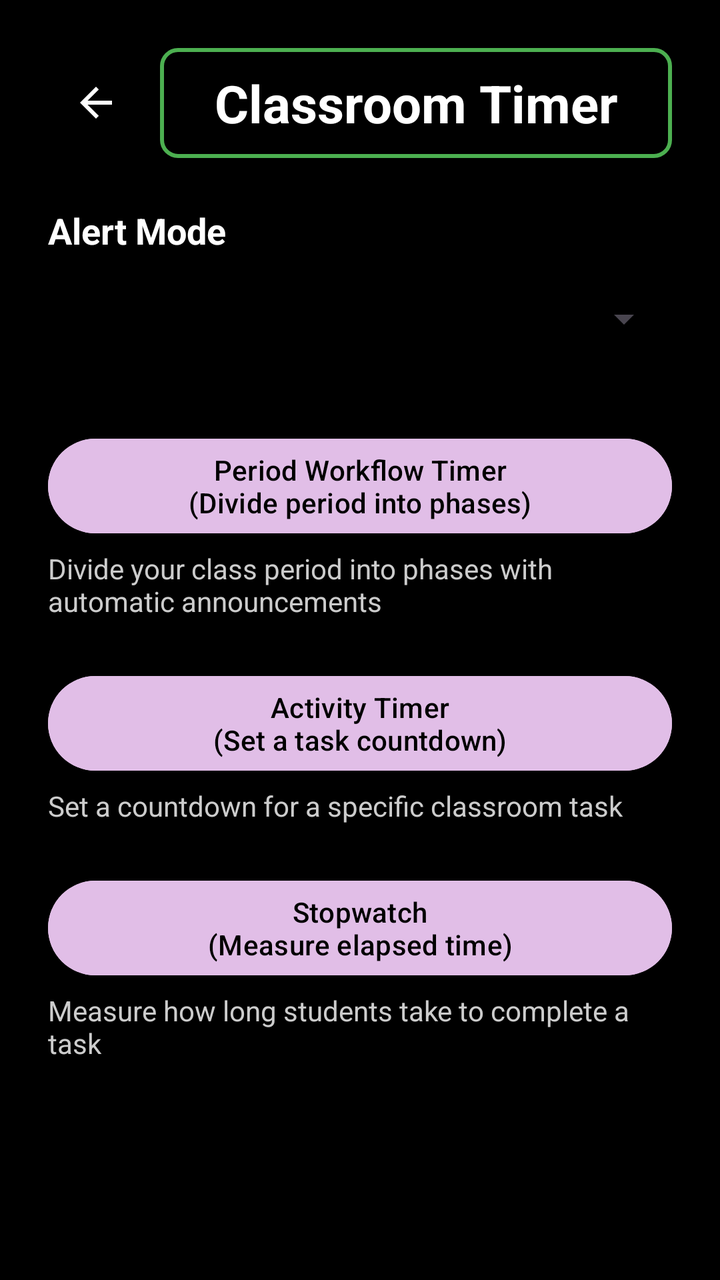
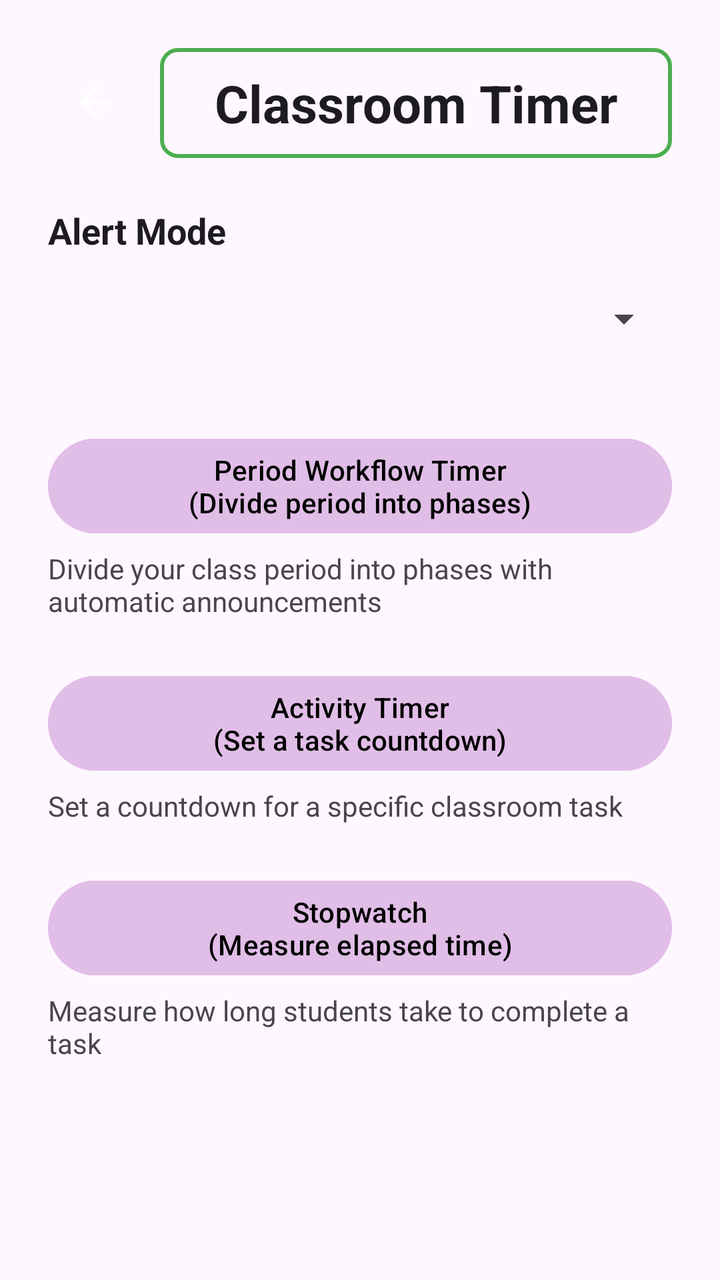

Before-and-after screenshots of an Android layout around one commit, followed by the original layout XML and the change that was made.
<!-- AndroidManifest.xml: application theme Theme.VITeacherToolkit -->
<!-- res/layout/activity_classroom_timer.xml -->
<?xml version="1.0" encoding="utf-8"?>
<LinearLayout xmlns:android="http://schemas.android.com/apk/res/android"
    android:layout_width="match_parent"
    android:layout_height="match_parent"
    android:orientation="vertical"
    android:background="#000000"
    android:padding="24dp">

    
    <LinearLayout
        android:layout_width="match_parent"
        android:layout_height="wrap_content"
        android:orientation="horizontal"
        android:gravity="center_vertical"
        android:layout_marginBottom="24dp">

        <ImageButton
            android:id="@+id/btnBack"
            android:layout_width="48dp"
            android:layout_height="48dp"
            android:src="?android:attr/actionModeCloseDrawable"
            android:background="?android:attr/selectableItemBackground"
            android:tint="#FFFFFF"
            android:importantForAccessibility="yes" />

        <TextView
            android:id="@+id/tvTitle"
            android:layout_width="0dp"
            android:layout_height="wrap_content"
            android:layout_weight="1"
            android:text="Classroom Timer"
            android:textColor="#FFFFFF"
            android:textSize="26sp"
            android:textStyle="bold"
            android:gravity="center"
            android:background="@drawable/border_green"
            android:layout_marginStart="8dp"
            android:accessibilityHeading="true"
            android:importantForAccessibility="yes" />

    </LinearLayout>

    
    <TextView
        android:id="@+id/tvAlertModeHeader"
        android:layout_width="match_parent"
        android:layout_height="wrap_content"
        android:text="Alert Mode"
        android:textColor="#FFFFFF"
        android:textSize="18sp"
        android:textStyle="bold"
        android:layout_marginBottom="8dp"
        android:importantForAccessibility="no" />

    
    <Spinner
        android:id="@+id/spinnerAlertMode"
        android:layout_width="match_parent"
        android:layout_height="48dp"
        android:layout_marginBottom="32dp"
        android:importantForAccessibility="yes" />

    
    <LinearLayout
        android:layout_width="match_parent"
        android:layout_height="0dp"
        android:layout_weight="1"
        android:orientation="vertical">

        
        <Button
            android:id="@+id/btnPeriodWorkflow"
            android:layout_width="match_parent"
            android:layout_height="wrap_content"
            android:minHeight="48dp"
            android:text="Period Workflow Timer\n(Divide period into phases)"
            android:textColor="#000000"
            android:backgroundTint="@color/lavender"
            android:layout_marginBottom="4dp" />

        <TextView
            android:layout_width="match_parent"
            android:layout_height="wrap_content"
            android:text="Divide your class period into phases with automatic announcements"
            android:textColor="#CCCCCC"
            android:textSize="14sp"
            android:layout_marginBottom="24dp"
            android:importantForAccessibility="no" />

        
        <Button
            android:id="@+id/btnActivityTimer"
            android:layout_width="match_parent"
            android:layout_height="wrap_content"
            android:minHeight="48dp"
            android:text="Activity Timer\n(Set a task countdown)"
            android:textColor="#000000"
            android:backgroundTint="@color/lavender"
            android:layout_marginBottom="4dp" />

        <TextView
            android:layout_width="match_parent"
            android:layout_height="wrap_content"
            android:text="Set a countdown for a specific classroom task"
            android:textColor="#CCCCCC"
            android:textSize="14sp"
            android:layout_marginBottom="24dp"
            android:importantForAccessibility="no" />

        
        <Button
            android:id="@+id/btnStopwatch"
            android:layout_width="match_parent"
            android:layout_height="wrap_content"
            android:minHeight="48dp"
            android:text="Stopwatch\n(Measure elapsed time)"
            android:textColor="#000000"
            android:backgroundTint="@color/lavender"
            android:layout_marginBottom="4dp" />

        <TextView
            android:layout_width="match_parent"
            android:layout_height="wrap_content"
            android:text="Measure how long students take to complete a task"
            android:textColor="#CCCCCC"
            android:textSize="14sp"
            android:layout_marginBottom="24dp"
            android:importantForAccessibility="no" />

    </LinearLayout>

</LinearLayout>
<!-- resources referenced by this layout -->
<resources>
  <color name="lavender">#FFE1BEE7</color>
  <!-- drawable border_green (drawable) -->
  <?xml version="1.0" encoding="utf-8"?>
  <shape xmlns:android="http://schemas.android.com/apk/res/android"
      android:shape="rectangle">
      <stroke
          android:width="2dp"
          android:color="#FF4CAF50" /> 
      <padding
          android:left="16dp"
          android:top="10dp"
          android:right="16dp"
          android:bottom="10dp" />
      <corners
          android:radius="8dp" />
  </shape>
  <style name="Theme.VITeacherToolkit" parent="Base.Theme.VITeacherToolkit" />
  <style name="Base.Theme.VITeacherToolkit" parent="Theme.Material3.DayNight.NoActionBar">
          
          <item name="colorPrimary">@color/lavender</item>
          <item name="colorOnPrimary">@color/black</item>
  
          
          <item name="android:spinnerStyle">@style/CustomSpinnerStyle</item>
          <item name="android:spinnerItemStyle">@style/CustomSpinnerItemStyle</item>
          <item name="android:spinnerDropDownItemStyle">@style/CustomSpinnerDropDownItemStyle</item>
          <item name="spinnerDropDownItemStyle">@style/CustomSpinnerDropDownItemStyle</item>
      </style>
  <color name="black">#FF000000</color>
  <style name="CustomSpinnerStyle" parent="Widget.AppCompat.Spinner">
          <item name="android:popupBackground">@color/grey_dark</item>
      </style>
  <style name="CustomSpinnerItemStyle" parent="Widget.AppCompat.TextView.SpinnerItem">
          <item name="android:textColor">@color/white</item>
          <item name="android:textSize">16sp</item>
      </style>
  <style name="CustomSpinnerDropDownItemStyle" parent="Widget.AppCompat.DropDownItem.Spinner">
          <item name="android:textColor">@color/white</item>
          <item name="android:background">@color/grey_dark</item>
          <item name="android:checkMarkTint">@color/lavender</item>
          <item name="android:textSize">16sp</item>
          <item name="android:padding">12dp</item>
      </style>
  <color name="grey_dark">#FF333333</color>
  <color name="white">#FFFFFFFF</color>
</resources>

<!-- the commit's change to res/layout/activity_classroom_timer.xml (unified diff, before → after) -->
@@ -3,7 +3,7 @@
     android:layout_width="match_parent"
     android:layout_height="match_parent"
     android:orientation="vertical"
-    android:background="#000000"
+    android:background="?android:attr/windowBackground"
     android:padding="24dp">
 
     
@@ -29,7 +29,7 @@
             android:layout_height="wrap_content"
             android:layout_weight="1"
             android:text="Classroom Timer"
-            android:textColor="#FFFFFF"
+            android:textColor="?android:attr/textColorPrimary"
             android:textSize="26sp"
             android:textStyle="bold"
             android:gravity="center"
@@ -46,7 +46,7 @@
         android:layout_width="match_parent"
         android:layout_height="wrap_content"
         android:text="Alert Mode"
-        android:textColor="#FFFFFF"
+        android:textColor="?android:attr/textColorPrimary"
         android:textSize="18sp"
         android:textStyle="bold"
         android:layout_marginBottom="8dp"
@@ -82,7 +82,7 @@
             android:layout_width="match_parent"
             android:layout_height="wrap_content"
             android:text="Divide your class period into phases with automatic announcements"
-            android:textColor="#CCCCCC"
+            android:textColor="?android:attr/textColorSecondary"
             android:textSize="14sp"
             android:layout_marginBottom="24dp"
             android:importantForAccessibility="no" />
@@ -102,7 +102,7 @@
             android:layout_width="match_parent"
             android:layout_height="wrap_content"
             android:text="Set a countdown for a specific classroom task"
-            android:textColor="#CCCCCC"
+            android:textColor="?android:attr/textColorSecondary"
             android:textSize="14sp"
             android:layout_marginBottom="24dp"
             android:importantForAccessibility="no" />
@@ -122,7 +122,7 @@
             android:layout_width="match_parent"
             android:layout_height="wrap_content"
             android:text="Measure how long students take to complete a task"
-            android:textColor="#CCCCCC"
+            android:textColor="?android:attr/textColorSecondary"
             android:textSize="14sp"
             android:layout_marginBottom="24dp"
             android:importantForAccessibility="no" />
<!-- resource entries referenced after the edit -->
@@ -30,20 +30,20 @@
       </style>
   <color name="black">#FF000000</color>
   <style name="CustomSpinnerStyle" parent="Widget.AppCompat.Spinner">
-          <item name="android:popupBackground">@color/grey_dark</item>
+          <item name="android:popupBackground">@color/white</item>
       </style>
   <style name="CustomSpinnerItemStyle" parent="Widget.AppCompat.TextView.SpinnerItem">
-          <item name="android:textColor">@color/white</item>
+          <item name="android:textColor">@color/black</item>
           <item name="android:textSize">16sp</item>
       </style>
   <style name="CustomSpinnerDropDownItemStyle" parent="Widget.AppCompat.DropDownItem.Spinner">
-          <item name="android:textColor">@color/white</item>
-          <item name="android:background">@color/grey_dark</item>
-          <item name="android:checkMarkTint">@color/lavender</item>
+          <item name="android:textColor">@color/black</item>
+          <item name="android:background">@color/white</item>
+          <item name="android:checkMarkTint">@color/lavender_dark</item>
           <item name="android:textSize">16sp</item>
           <item name="android:padding">12dp</item>
       </style>
-  <color name="grey_dark">#FF333333</color>
   <color name="white">#FFFFFFFF</color>
+  <color name="lavender_dark">#FFB080FF</color>
 </resources>
 
